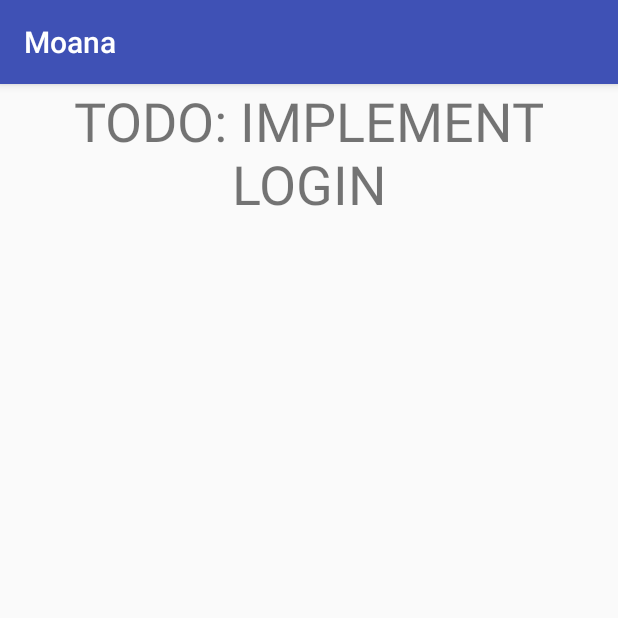
After one commit to LordZamy/Moana, an Android app: the LoginActivity screen opened directly, with no data from a screen before it, on a phone screen of 412 x 824 dp, the top half of it. The commit adds this screen. Run offline under Robolectric (Android 15) with nearby library versions, the phone set to English and light mode, and no system bars.

Commit message:
Implemented home, login, register trivial pages

```diff
--- a/app/src/main/AndroidManifest.xml
+++ b/app/src/main/AndroidManifest.xml
@@ -15,6 +15,11 @@
                 <category android:name="android.intent.category.LAUNCHER" />
             </intent-filter>
         </activity>
+
+        <activity android:name=".controllers.HomeActivity"/>
+        <activity android:name=".controllers.LoginActivity"/>
+        <activity android:name=".controllers.RegisterActivity"/>
+
     </application>
 
 </manifest>
--- /dev/null
+++ b/app/src/main/java/moanainc/com/moana/controllers/LoginActivity.java
@@ -0,0 +1,21 @@
+package moanainc.com.moana.controllers;
+
+import android.os.Bundle;
+import android.support.v7.app.AppCompatActivity;
+import android.view.View;
+import android.widget.Button;
+
+import moanainc.com.moana.R;
+
+/**
+ * Created by Micah Terrell on 2/13/2017.
+ */
+
+public class LoginActivity extends AppCompatActivity {
+
+    @Override
+    protected void onCreate(Bundle savedInstanceState) {
+        super.onCreate(savedInstanceState);
+        setContentView(R.layout.login_activity);
+    }
+}
--- a/app/src/main/res/layout/home_activity.xml
+++ b/app/src/main/res/layout/home_activity.xml
@@ -19,12 +19,14 @@
         android:layout_width="match_parent"
         android:layout_height="0dp"
         android:id="@+id/main_goto_login_button"
-        android:layout_weight="0.18" />
+        android:layout_weight="0.18"
+        android:onClick="gotoLogin" />
 
     <Button
         android:text="Register"
         android:layout_width="match_parent"
         android:layout_height="0dp"
         android:id="@+id/main_goto_register_button"
-        android:layout_weight="0.18" />
+        android:layout_weight="0.18"
+        android:onClick="gotoRegister" />
 </LinearLayout>
--- /dev/null
+++ b/app/src/main/res/layout/login_activity.xml
@@ -0,0 +1,15 @@
+<?xml version="1.0" encoding="utf-8"?>
+<LinearLayout xmlns:android="http://schemas.android.com/apk/res/android"
+    android:orientation="vertical" android:layout_width="match_parent"
+    android:layout_height="match_parent"
+    android:weightSum="1">
+
+    <TextView
+        android:text="TODO: IMPLEMENT LOGIN"
+        android:layout_width="match_parent"
+        android:layout_height="wrap_content"
+        android:id="@+id/textView2"
+        android:layout_weight="0.05"
+        android:textAlignment="center"
+        android:textSize="36sp" />
+</LinearLayout>
--- /dev/null
+++ b/app/src/main/res/layout/register_new_user_activity.xml
@@ -0,0 +1,6 @@
+<?xml version="1.0" encoding="utf-8"?>
+<LinearLayout xmlns:android="http://schemas.android.com/apk/res/android"
+    android:orientation="vertical" android:layout_width="match_parent"
+    android:layout_height="match_parent">
+
+</LinearLayout>
```
Also changed, not shown: app/src/main/java/moanainc/com/moana/Main.java (+7 -0 lines), app/src/main/java/moanainc/com/moana/controllers/HomeActivity.java (added, +33 -0 lines), app/src/main/java/moanainc/com/moana/controllers/RegisterActivity.java (added, +19 -0 lines), app/src/main/res/layout/register_activity.xml (added, +15 -0 lines).
